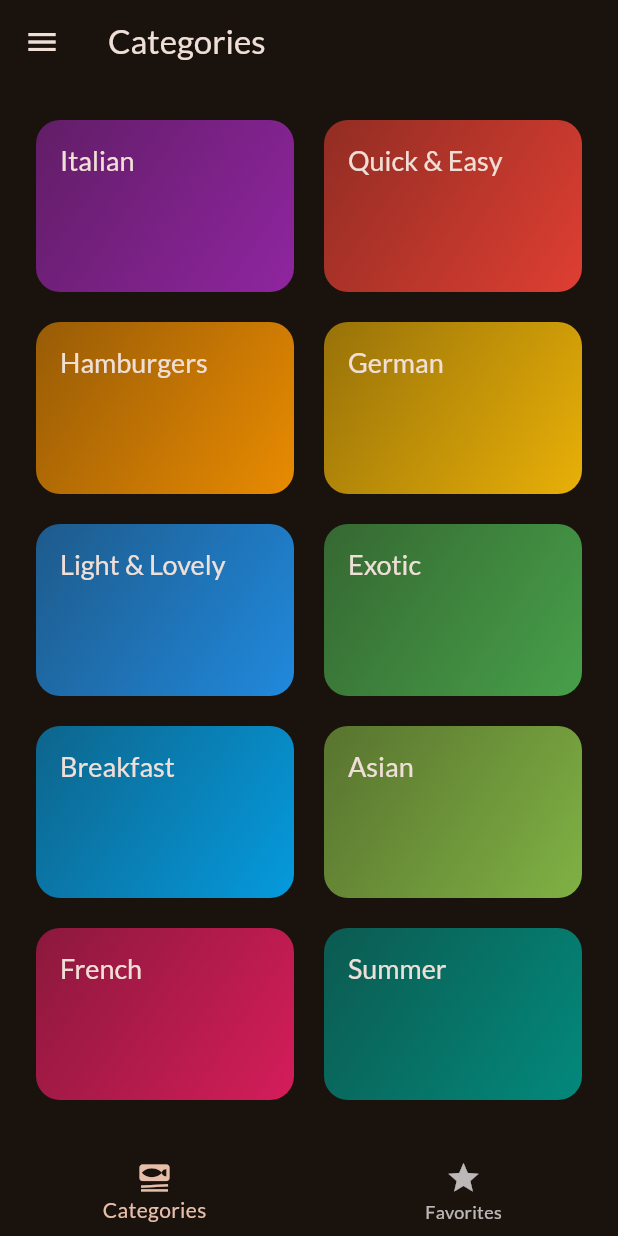
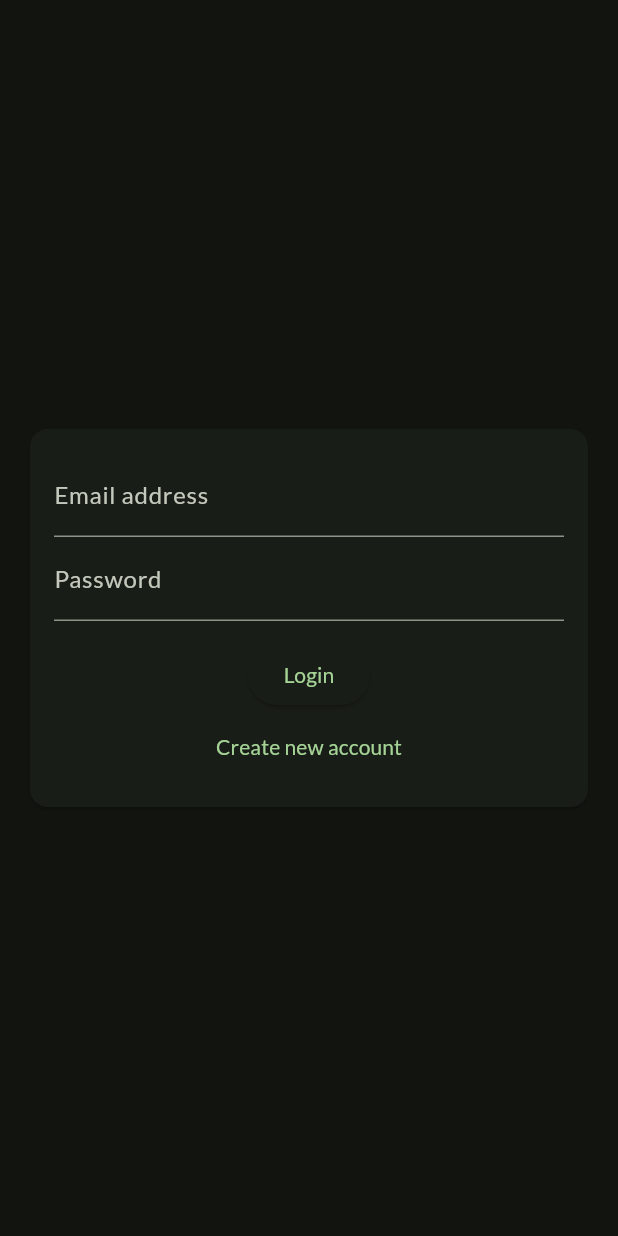
Before and after one commit to Jukez17/recipies, a Flutter app: the screen it shows after launch, on a phone screen of 412 x 824 dp. Run offline on Flutter 3.47's test engine with Material 2 defaults, Android fonts, the phone set to English and light mode, and no system bars; our stand-ins replace cloud_firestore, firebase_auth, firebase_core, firebase_storage, flutter_riverpod, google_fonts and 3 more; accounts and stored records are empty.

```diff
--- a/lib/data/dummy_meal_data.dart
+++ b/lib/data/dummy_meal_data.dart
@@ -70,8 +70,8 @@ const dummyMeals = [
       'c3',
     ],
     title: 'Classic Hamburger',
-    affordability: Affordability.pricey,
-    complexity: Complexity.simple,
+    affordability: Affordability.luxurious,
+    complexity: Complexity.challenging,
     imageUrl:
         'https://cdn.pixabay.com/photo/2014/10/23/18/05/burger-500054_1280.jpg',
     duration: 45,
--- a/lib/main.dart
+++ b/lib/main.dart
@@ -1,17 +1,12 @@
 import 'package:flutter/material.dart';
 import 'package:google_fonts/google_fonts.dart';
 import 'package:flutter_riverpod/flutter_riverpod.dart';
+import 'package:firebase_auth/firebase_auth.dart';
+import 'package:firebase_core/firebase_core.dart';
 
+import './screens/splash.dart';
+import './screens/auth_screen.dart';
 import './screens/tabs.dart';
-
-final theme = ThemeData(
-  useMaterial3: true,
-  colorScheme: ColorScheme.fromSeed(
-    brightness: Brightness.dark,
-    seedColor: const Color.fromARGB(255, 131, 57, 0),
-  ),
-  textTheme: GoogleFonts.latoTextTheme(),
-);
 
 void main() {
   runApp(
@@ -26,9 +21,40 @@ class App extends StatelessWidget {
 
   @override
   Widget build(BuildContext context) {
-    return MaterialApp(
-      theme: theme,
-      home: const TabsScreen(),
-    );
+    final Future<FirebaseApp> initialization = Firebase.initializeApp();
+    return FutureBuilder(
+        future: initialization,
+        builder: (context, appSnapshot) {
+          return MaterialApp(
+            theme: ThemeData(
+                useMaterial3: true,
+                colorScheme: ColorScheme.fromSeed(
+                  brightness: Brightness.dark,
+                  seedColor: const Color.fromARGB(255, 0, 131, 4),
+                ),
+                textTheme: GoogleFonts.latoTextTheme(),
+                buttonTheme: ButtonTheme.of(context).copyWith(
+                  buttonColor: Colors.pink,
+                  textTheme: ButtonTextTheme.primary,
+                  shape: RoundedRectangleBorder(
+                    borderRadius: BorderRadius.circular(20),
+                  ),
+                )),
+            home: appSnapshot.connectionState != ConnectionState.done
+                ? const SplashScreen()
+                : StreamBuilder(
+                    stream: FirebaseAuth.instance.authStateChanges(),
+                    builder: (ctx, userSnapshot) {
+                      if (userSnapshot.connectionState ==
+                          ConnectionState.waiting) {
+                        return const SplashScreen();
+                      }
+                      if (userSnapshot.hasData) {
+                        return const TabsScreen();
+                      }
+                      return const AuthScreen();
+                    }),
+          );
+        });
   }
 }
--- /dev/null
+++ b/lib/screens/auth_screen.dart
@@ -0,0 +1,101 @@
+import 'dart:io';
+import 'package:flutter/material.dart';
+import 'package:flutter/services.dart';
+import 'package:firebase_auth/firebase_auth.dart';
+import 'package:cloud_firestore/cloud_firestore.dart';
+import 'package:firebase_storage/firebase_storage.dart';
+
+import '../widgets/auth/auth_form.dart';
+
+class AuthScreen extends StatefulWidget {
+  const AuthScreen({super.key});
+
+  @override
+  _AuthScreenState createState() => _AuthScreenState();
+}
+
+class _AuthScreenState extends State<AuthScreen> {
+  final _auth = FirebaseAuth.instance;
+  var _isLoading = false;
+
+  void _submitAuthForm(
+    String email,
+    String password,
+    String username,
+    File image,
+    bool isLogin,
+    BuildContext ctx,
+  ) async {
+    UserCredential authResult;
+
+    try {
+      setState(() {
+        _isLoading = true;
+      });
+      if (isLogin) {
+        authResult = await _auth.signInWithEmailAndPassword(
+          email: email,
+          password: password,
+        );
+      } else {
+        authResult = await _auth.createUserWithEmailAndPassword(
+          email: email,
+          password: password,
+        );
+
+        final ref = FirebaseStorage.instance
+            .ref()
+            .child('user_image')
+            .child('{$authResult.user!.uid}.jpg');
+
+        await ref.putFile(image);
+
+        final url = await ref.getDownloadURL();
+
+        await FirebaseFirestore.instance
+            .collection('users')
+            .doc(authResult.user!.uid)
+            .set({
+          'username': username,
+          'email': email,
+          'image_url': url,
+        });
+      }
+    } on PlatformException catch (err) {
+      var message = 'An error occurred, pelase check your credentials!';
+
+      if (err.message != null) {
+        message = err.message as String;
+      }
+
+      ScaffoldMessenger.of(ctx).showSnackBar(
+        SnackBar(
+          backgroundColor: Colors.red,
+          duration: const Duration(seconds: 3),
+          content: Text(message),
+          showCloseIcon: true,
+        ),
+      );
+
+      setState(() {
+        _isLoading = false;
+      });
+    } catch (err) {
+      print(err);
+      setState(() {
+        _isLoading = false;
+      });
+    }
+  }
+
+  @override
+  Widget build(BuildContext context) {
+    return Scaffold(
+      backgroundColor: Theme.of(context).primaryColor,
+      body: AuthForm(
+        submitFn: _submitAuthForm,
+        isLoading: _isLoading,
+      ),
+    );
+  }
+}
--- /dev/null
+++ b/lib/widgets/auth/auth_form.dart
@@ -0,0 +1,156 @@
+import 'dart:io';
+
+import 'package:flutter/material.dart';
+
+import '../pickers/user_image.dart';
+
+class AuthForm extends StatefulWidget {
+  const AuthForm({required this.submitFn, required this.isLoading, super.key});
+
+  final bool isLoading;
+  final void Function(
+    String email,
+    String password,
+    String userName,
+    File image,
+    bool isLogin,
+    BuildContext ctx,
+  ) submitFn;
+
+  @override
+  _AuthFormState createState() => _AuthFormState();
+}
+
+class _AuthFormState extends State<AuthForm> {
+  final _formKey = GlobalKey<FormState>();
+  var _isLogin = true;
+  var _userEmail = '';
+  var _userName = '';
+  var _userPassword = '';
+  File? _userImageFile;
+
+  void _pickedImage(File image) {
+    _userImageFile = image;
+  }
+
+  void _trySubmit() {
+    final isValid = _formKey.currentState!.validate();
+    FocusScope.of(context).unfocus();
+
+    if (_userImageFile == null && !_isLogin) {
+      ScaffoldMessenger.of(context).showSnackBar(
+        const SnackBar(
+          backgroundColor: Colors.red,
+          duration: Duration(seconds: 3),
+          content: Text('Please pick an image.'),
+          showCloseIcon: true,
+        ),
+      );
+      return;
+    }
+
+    if (isValid) {
+      _formKey.currentState?.save();
+      widget.submitFn(
+        _userEmail.trim(),
+        _userPassword.trim(),
+        _userName.trim(),
+        _userImageFile!,
+        _isLogin,
+        context,
+      );
+    }
+  }
+
+  @override
+  Widget build(BuildContext context) {
+    return Center(
+      child: Card(
+        margin: const EdgeInsets.all(20),
+        child: SingleChildScrollView(
+          child: Padding(
+            padding: const EdgeInsets.all(16),
+            child: Form(
+              key: _formKey,
+              child: Column(
+                mainAxisSize: MainAxisSize.min,
+                children: <Widget>[
+                  if (!_isLogin) UserImagePicker(imagePickFn: _pickedImage),
+                  TextFormField(
+                    key: const ValueKey('email'),
+                    autocorrect: false,
+                    textCapitalization: TextCapitalization.none,
+                    enableSuggestions: false,
+                    validator: (value) {
+                      if (value!.isEmpty || !value.contains('@')) {
+                        return 'Please enter a valid email address.';
+                      }
+                      return null;
+                    },
+                    keyboardType: TextInputType.emailAddress,
+                    decoration: const InputDecoration(
+                      labelText: 'Email address',
+                    ),
+                    style: const TextStyle(color: Colors.white),
+                    onSaved: (value) {
+                      _userEmail = value!;
+                    },
+                  ),
+                  if (!_isLogin)
+                    TextFormField(
+                      key: const ValueKey('username'),
+                      autocorrect: true,
+                      textCapitalization: TextCapitalization.words,
+                      enableSuggestions: false,
+                      validator: (value) {
+                        if (value!.isEmpty || value.length < 4) {
+                          return 'Please enter at least 4 characters';
+                        }
+                        return null;
+                      },
+                      decoration: const InputDecoration(labelText: 'Username'),
+                      onSaved: (value) {
+                        _userName = value!;
+                      },
+                    ),
+                  TextFormField(
+                    key: const ValueKey('password'),
+                    validator: (value) {
+                      if (value!.isEmpty || value.length < 7) {
+                        return 'Password must be at least 7 characters long.';
+                      }
+                      return null;
+                    },
+                    decoration: const InputDecoration(labelText: 'Password'),
+                    obscureText: true,
+                    onSaved: (value) {
+                      _userPassword = value!;
+                    },
+                  ),
+                  const SizedBox(height: 12),
+                  if (widget.isLoading) const CircularProgressIndicator(),
+                  if (!widget.isLoading)
+                    ElevatedButton(
+                      onPressed: _trySubmit,
+                      child: Text(_isLogin ? 'Login' : 'Signup'),
+                    ),
+                  if (!widget.isLoading)
+                    TextButton(
+                      onPressed: () {
+                        setState(() {
+                          _isLogin = !_isLogin;
+                        });
+                      },
+                      child: Text(_isLogin
+                          ? 'Create new account'
+                          : 'I already have an account'),
+                    )
+                ],
+              ),
+            ),
+          ),
+        ),
+      ),
+    );
+  }
+}
--- a/lib/widgets/meal_item.dart
+++ b/lib/widgets/meal_item.dart
@@ -24,7 +24,7 @@ class MealItem extends StatelessWidget {
         meal.affordability.name.substring(1);
   }
 
-  @override
+ @override
   Widget build(BuildContext context) {
     return Card(
       margin: const EdgeInsets.all(8),
@@ -73,7 +73,7 @@ class MealItem extends StatelessWidget {
                     ),
                     const SizedBox(height: 12),
                     Row(
-                      mainAxisAlignment: MainAxisAlignment.center,
+                      mainAxisAlignment: MainAxisAlignment.spaceBetween,
                       children: [
                         MealItemTrait(
                           icon: Icons.schedule,
--- a/lib/widgets/meal_item_trait.dart
+++ b/lib/widgets/meal_item_trait.dart
@@ -12,7 +12,8 @@ class MealItemTrait extends StatelessWidget {
 
   @override
   Widget build(BuildContext context) {
-    return Row(children: [
+    return Row(
+      children: [
       Icon(
         icon,
         size: 17,
--- a/pubspec.yaml
+++ b/pubspec.yaml
@@ -38,6 +38,12 @@ dependencies:
   google_fonts: ^4.0.3
   transparent_image: ^2.0.1
   flutter_riverpod: ^2.3.4
+  firebase_core: ^2.9.0
+  firebase_auth: ^4.4.1
+  firebase_storage: ^11.1.0
+  cloud_firestore: ^4.5.1
+  image_picker: ^0.8.7+3
+  package_info_plus: ^3.1.0
 
 dev_dependencies:
   flutter_test:
```
Also changed, not shown: lib/screens/splash.dart (added, +15 -0 lines), lib/widgets/main_drawer.dart (+45 -3 lines), lib/widgets/pickers/user_image.dart (added, +48 -0 lines), pubspec.lock, 4 other files.
